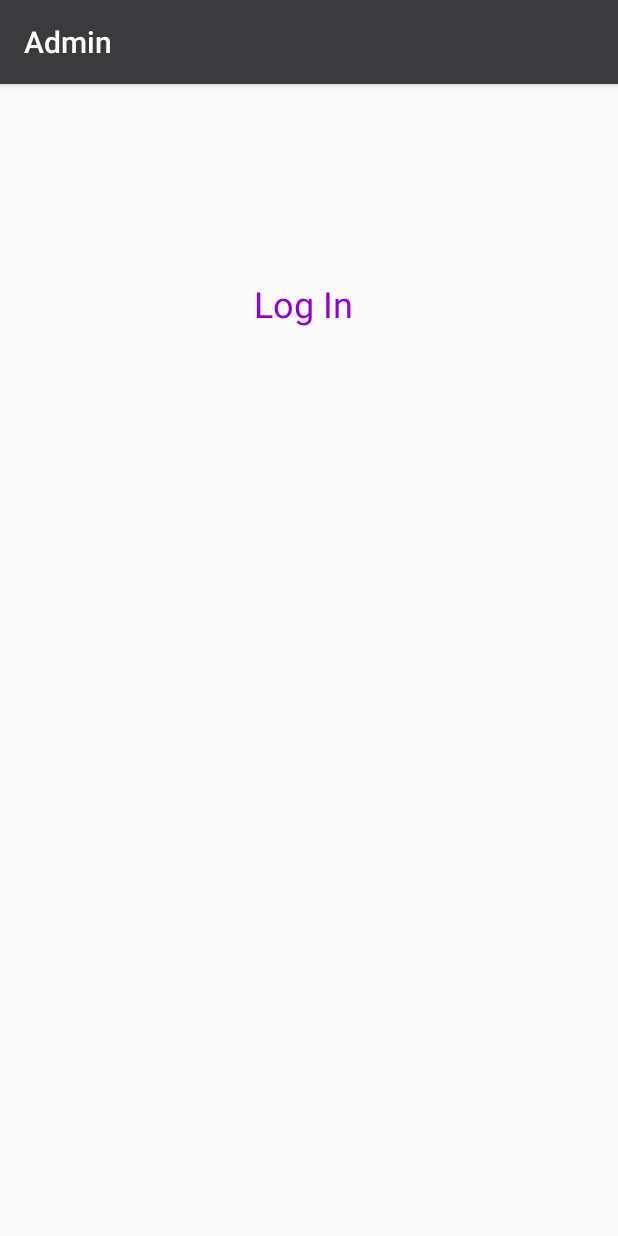
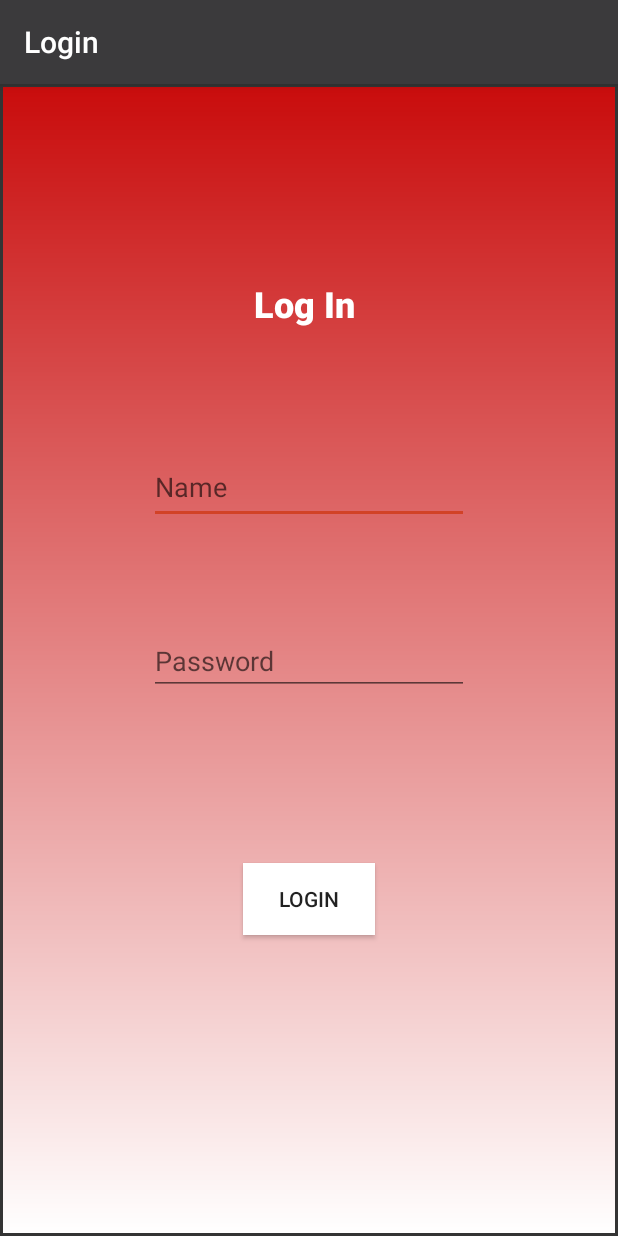
Before and after one commit to nick-bigger/MoG-Kiosk, an Android app: the screen it shows after launch (AdminActivity before the commit, LoginActivity after it), after a tap on "ADMIN CENTER", on a phone screen of 412 x 824 dp. Run offline under Robolectric (Android 15) with nearby library versions, the phone set to English and light mode, and no system bars.

Commit message:
added login functionality, refactored files so that there is a login activity and admin activity with respective layouts

```diff
--- a/MoGKiosk/app/src/main/AndroidManifest.xml
+++ b/MoGKiosk/app/src/main/AndroidManifest.xml
@@ -1,5 +1,6 @@
 <?xml version="1.0" encoding="utf-8"?>
 <manifest xmlns:android="http://schemas.android.com/apk/res/android"
+    xmlns:tools="http://schemas.android.com/tools"
     package="com.example.mogkiosk">
 
     <application
@@ -8,7 +9,11 @@
         android:label="@string/app_name"
         android:roundIcon="@mipmap/ic_launcher_round"
         android:supportsRtl="true"
-        android:theme="@style/AppTheme">
+        android:theme="@style/AppTheme"
+        tools:ignore="GoogleAppIndexingWarning">
+        <activity
+            android:name=".LoginActivity"
+            android:label="Login"/>
         <activity
             android:name=".AdminActivity"
             android:label="Admin"/>
--- a/MoGKiosk/app/src/main/java/com/example/mogkiosk/AdminActivity.java
+++ b/MoGKiosk/app/src/main/java/com/example/mogkiosk/AdminActivity.java
@@ -2,6 +2,7 @@ package com.example.mogkiosk;
 
 import android.os.Bundle;
 import android.support.v7.app.AppCompatActivity;
+
 
 
 public class AdminActivity extends AppCompatActivity {
@@ -10,6 +11,8 @@ public class AdminActivity extends AppCompatActivity {
     protected void onCreate(Bundle savedInstanceState) {
         super.onCreate(savedInstanceState);
         setContentView(R.layout.admin_main);
+
     }
 
+
 }
--- /dev/null
+++ b/MoGKiosk/app/src/main/java/com/example/mogkiosk/LoginActivity.java
@@ -0,0 +1,52 @@
+package com.example.mogkiosk;
+
+import android.content.Intent;
+import android.os.Bundle;
+import android.support.v7.app.AppCompatActivity;
+import android.view.View;
+import android.widget.Button;
+import android.widget.EditText;
+
+
+public class LoginActivity extends AppCompatActivity {
+    private EditText Name;
+    private EditText Password;
+    private Button Login;
+
+
+    @Override
+    protected void onCreate(Bundle savedInstanceState) {
+        super.onCreate(savedInstanceState);
+        setContentView(R.layout.login_main);
+
+        //assigning variables from layout
+        Name = findViewById(R.id.etName);
+        Password = findViewById(R.id.etPassword);
+        Login = findViewById(R.id.btnLogin);
+
+        //setting the login button to validate
+        Login.setOnClickListener(new View.OnClickListener() {
+            @Override
+            public void onClick(View view) {
+                validate(Name.getText().toString(), Password.getText().toString());
+            }
+        });
+
+
+    }
+
+    /**
+     * Used to validate the username and password given by the user against the admin credentials on
+     * file, if they match it will pass the user on to the admin activity
+     *
+     * @param userName the user name to login
+     * @param userPassword the user password
+     */
+    private void validate(String userName, String userPassword) {
+        if((userName.equals("admin")) && (userPassword.equals("glassiscool"))) {
+            Intent intent = new Intent(LoginActivity.this, AdminActivity.class);
+            startActivity(intent);
+        }
+    }
+
+}
--- a/MoGKiosk/app/src/main/java/com/example/mogkiosk/MainActivity.java
+++ b/MoGKiosk/app/src/main/java/com/example/mogkiosk/MainActivity.java
@@ -92,7 +92,7 @@ public class MainActivity extends AppCompatActivity {
     }
 
     public void goToAdmin(View view) {
-        Intent intent = new Intent(this, AdminActivity.class);
+        Intent intent = new Intent(this, LoginActivity.class);
         startActivity(intent);
     }
 
--- /dev/null
+++ b/MoGKiosk/app/src/main/res/drawable/redwhitegradient.xml
@@ -0,0 +1,7 @@
+<?xml version="1.0" encoding="utf-8"?>
+<shape xmlns:android="http://schemas.android.com/apk/res/android">
+    <gradient android:angle="270" android:endColor="#ffffff" android:startColor="#c90c0c" />
+
+    <stroke android:width="2dp" android:color="#343434" />
+
+</shape>
--- a/MoGKiosk/app/src/main/res/layout/admin_main.xml
+++ b/MoGKiosk/app/src/main/res/layout/admin_main.xml
@@ -1,29 +1,16 @@
 <?xml version="1.0" encoding="utf-8"?>
-<android.support.constraint.ConstraintLayout xmlns:android="http://schemas.android.com/apk/res/android"
-    xmlns:app="http://schemas.android.com/apk/res-auto"
+<android.support.constraint.ConstraintLayout
+    xmlns:android="http://schemas.android.com/apk/res/android"
     xmlns:tools="http://schemas.android.com/tools"
     android:layout_width="match_parent"
     android:layout_height="match_parent">
-    android:fitsSystemWindows="true"
-    tools:context=".AdminActivity">
 
     <TextView
-        android:id="@+id/login"
-        android:layout_width="73dp"
-        android:layout_height="39dp"
-        android:layout_marginStart="8dp"
-        android:layout_marginLeft="8dp"
-        android:layout_marginTop="8dp"
-        android:layout_marginEnd="8dp"
-        android:layout_marginRight="8dp"
-        android:layout_marginBottom="8dp"
-        android:text="@string/log_in"
-        android:textColor="#9400D3"
-        android:textSize="24dp"
-        android:visibility="visible"
-        app:layout_constraintBottom_toBottomOf="parent"
-        app:layout_constraintEnd_toEndOf="parent"
-        app:layout_constraintStart_toStartOf="parent"
-        app:layout_constraintTop_toTopOf="parent"
-        app:layout_constraintVertical_bias="0.171" />
+        android:id="@+id/textView"
+        android:layout_width="wrap_content"
+        android:layout_height="wrap_content"
+        android:text="Welcome"
+        android:textSize="24sp"
+        tools:layout_editor_absoluteX="175dp"
+        tools:layout_editor_absoluteY="254dp" />
 </android.support.constraint.ConstraintLayout>
--- /dev/null
+++ b/MoGKiosk/app/src/main/res/layout/login_main.xml
@@ -0,0 +1,93 @@
+<?xml version="1.0" encoding="utf-8"?>
+<android.support.constraint.ConstraintLayout xmlns:android="http://schemas.android.com/apk/res/android"
+    xmlns:app="http://schemas.android.com/apk/res-auto"
+    xmlns:tools="http://schemas.android.com/tools"
+    android:orientation="vertical"
+    android:layout_width="fill_parent"
+    android:layout_height="fill_parent"
+    android:background="@drawable/redwhitegradient">
+    android:fitsSystemWindows="true"
+    tools:context=".AdminActivity">
+
+    <TextView
+        android:id="@+id/login"
+        android:layout_width="72dp"
+        android:layout_height="33dp"
+        android:layout_marginStart="8dp"
+        android:layout_marginLeft="8dp"
+        android:layout_marginTop="8dp"
+        android:layout_marginEnd="8dp"
+        android:layout_marginRight="8dp"
+        android:layout_marginBottom="8dp"
+        android:text="@string/log_in"
+        android:textColor="@android:color/background_light"
+        android:textSize="24sp"
+        android:typeface="normal"
+        android:visibility="visible"
+        app:fontFamily="sans-serif-black"
+        app:layout_constraintBottom_toBottomOf="parent"
+        app:layout_constraintEnd_toEndOf="parent"
+        app:layout_constraintHorizontal_bias="0.498"
+        app:layout_constraintStart_toStartOf="parent"
+        app:layout_constraintTop_toTopOf="parent"
+        app:layout_constraintVertical_bias="0.17" />
+
+    <EditText
+        android:id="@+id/etName"
+        android:layout_width="wrap_content"
+        android:layout_height="49dp"
+        android:layout_marginStart="8dp"
+        android:layout_marginLeft="8dp"
+        android:layout_marginTop="8dp"
+        android:layout_marginEnd="8dp"
+        android:layout_marginRight="8dp"
+        android:layout_marginBottom="8dp"
+        android:contentDescription="Name"
+        android:ems="10"
+        android:hint="Name"
+        android:inputType="textPersonName"
+        app:layout_constraintBottom_toBottomOf="parent"
+        app:layout_constraintEnd_toEndOf="parent"
+        app:layout_constraintStart_toStartOf="parent"
+        app:layout_constraintTop_toBottomOf="@+id/login"
+        app:layout_constraintVertical_bias="0.135" />
+
+    <EditText
+        android:id="@+id/etPassword"
+        android:layout_width="wrap_content"
+        android:layout_height="wrap_content"
+        android:layout_marginStart="8dp"
+        android:layout_marginLeft="8dp"
+        android:layout_marginTop="8dp"
+        android:layout_marginEnd="8dp"
+        android:layout_marginRight="8dp"
+        android:layout_marginBottom="8dp"
+        android:ems="10"
+        android:hint="Password"
+        android:inputType="textPassword"
+        app:layout_constraintBottom_toBottomOf="parent"
+        app:layout_constraintEnd_toEndOf="parent"
+        app:layout_constraintStart_toStartOf="parent"
+        app:layout_constraintTop_toBottomOf="@+id/etName"
+        app:layout_constraintVertical_bias="0.146" />
+
+    <Button
+        android:id="@+id/btnLogin"
+        style="@style/Widget.AppCompat.Button"
+        android:layout_width="wrap_content"
+        android:layout_height="wrap_content"
+        android:layout_marginStart="8dp"
+        android:layout_marginLeft="8dp"
+        android:layout_marginTop="8dp"
+        android:layout_marginEnd="8dp"
+        android:layout_marginRight="8dp"
+        android:layout_marginBottom="8dp"
+        android:background="@android:color/background_light"
+        android:text="Login"
+        app:layout_constraintBottom_toBottomOf="parent"
+        app:layout_constraintEnd_toEndOf="parent"
+        app:layout_constraintHorizontal_bias="0.499"
+        app:layout_constraintStart_toStartOf="parent"
+        app:layout_constraintTop_toBottomOf="@+id/etPassword"
+        app:layout_constraintVertical_bias="0.351" />
+</android.support.constraint.ConstraintLayout>
--- a/MoGKiosk/build.gradle
+++ b/MoGKiosk/build.gradle
@@ -7,7 +7,7 @@ buildscript {
 
     }
     dependencies {
-        classpath 'com.android.tools.build:gradle:3.3.0'
+        classpath 'com.android.tools.build:gradle:3.3.1'
 
         // NOTE: Do not place your application dependencies here; they belong
         // in the individual module build.gradle files
```
